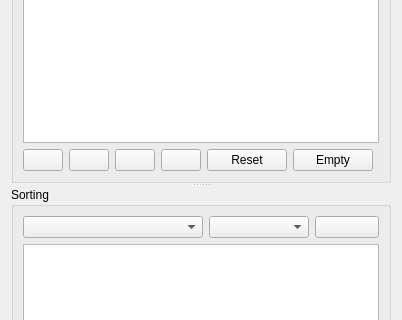
qgis/QGIS, file src/ui/composer/qgsattributeselectiondialogbase.ui: the form before one commit; both pictures show x 0 to 402 and y 114 to 434 of the 402 by 656 pixel window.
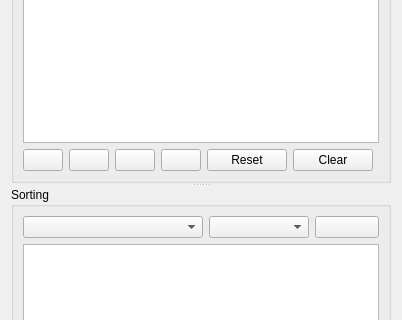
The form after the commit. Icons and pictures are not drawn.

The edit to the form file:
```diff
--- a/src/ui/composer/qgsattributeselectiondialogbase.ui
+++ b/src/ui/composer/qgsattributeselectiondialogbase.ui
@@ -80,7 +80,7 @@
          <item>
           <widget class="QPushButton" name="mEmptyColumnsPushButton">
            <property name="text">
-            <string>Empty</string>
+            <string>Clear</string>
            </property>
           </widget>
          </item>
```
Left out of the diff: 2 changed lines with no effect on the pictures.
